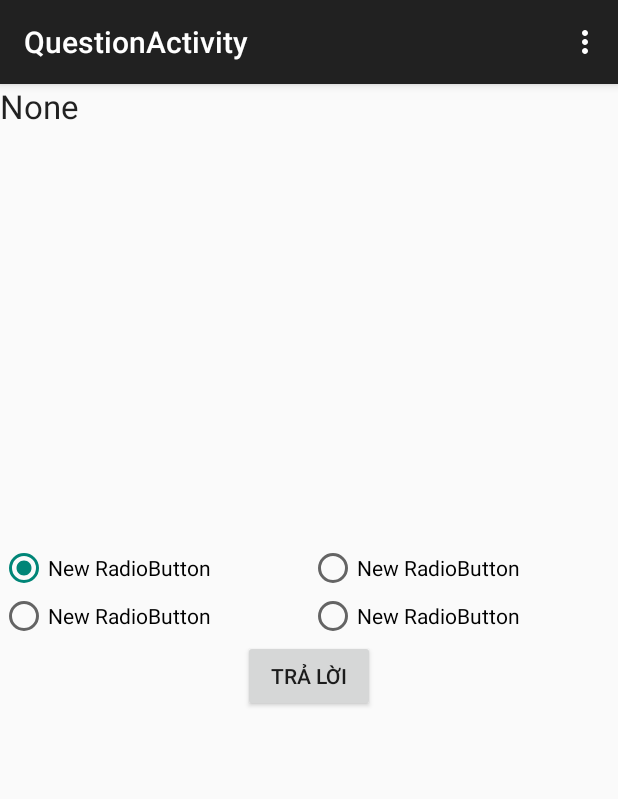
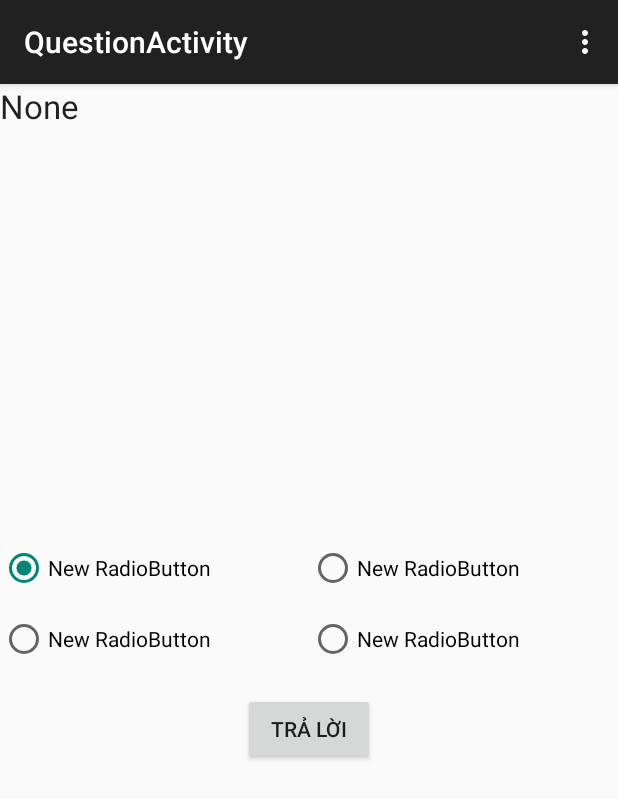
Before and after one commit to luuthehien1992/A2, an Android app: the QuestionActivity screen opened directly, with no data from a screen before it, on a phone screen of 412 x 824 dp. Shown: the top 799 px of the screen. Run offline under Robolectric (Android 15) with nearby library versions, the phone set to English and light mode, and no system bars; 6 statements that could not run were skipped.

Commit message:
Button margin

```diff
--- a/app/src/main/res/layout/activity_question.xml
+++ b/app/src/main/res/layout/activity_question.xml
@@ -70,7 +70,8 @@
                         android:layout_height="wrap_content"
                         android:text="New RadioButton"
                         android:id="@+id/radB"
-                        android:checked="false" />
+                        android:checked="false"
+                        android:layout_marginTop="15dp" />
                 </LinearLayout>
 
                 <LinearLayout
@@ -91,7 +92,8 @@
                         android:layout_height="wrap_content"
                         android:text="New RadioButton"
                         android:id="@+id/radD"
-                        android:checked="false" />
+                        android:checked="false"
+                        android:layout_marginTop="15dp" />
 
                 </LinearLayout>
             </RadioGroup>
@@ -101,7 +103,8 @@
                 android:layout_height="wrap_content"
                 android:text="Trả Lời"
                 android:id="@+id/btnAnswer"
-                android:layout_gravity="center_horizontal" />
+                android:layout_gravity="center_horizontal"
+                android:layout_marginTop="20dp" />
 
         </LinearLayout>
     </LinearLayout>
```
